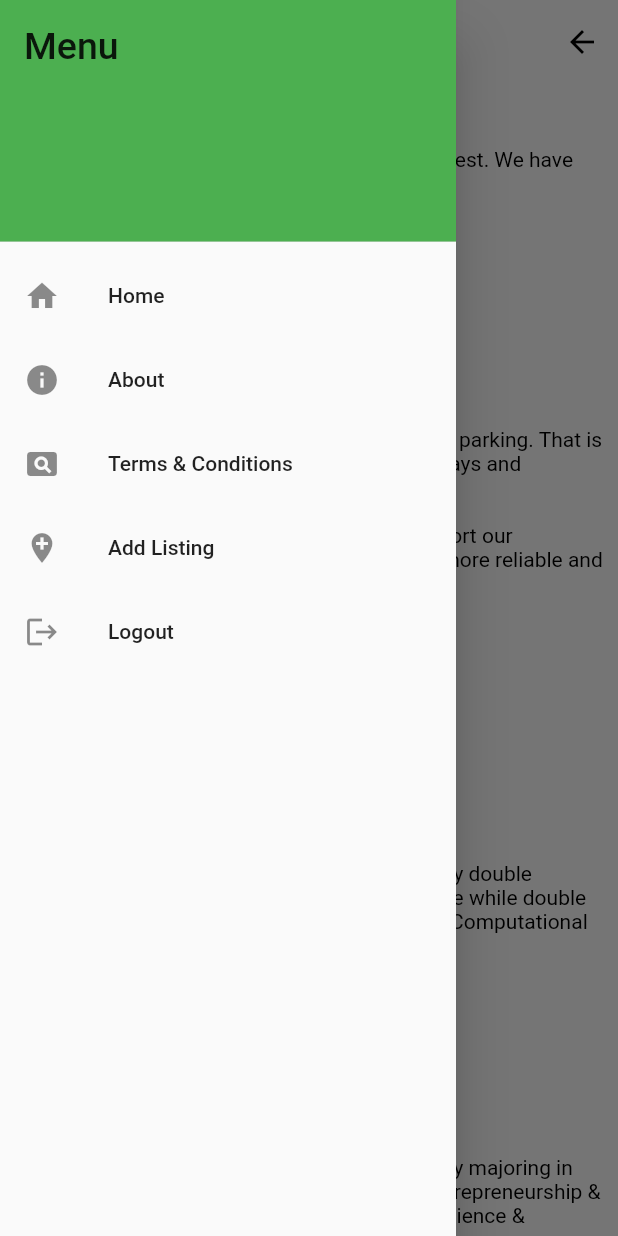
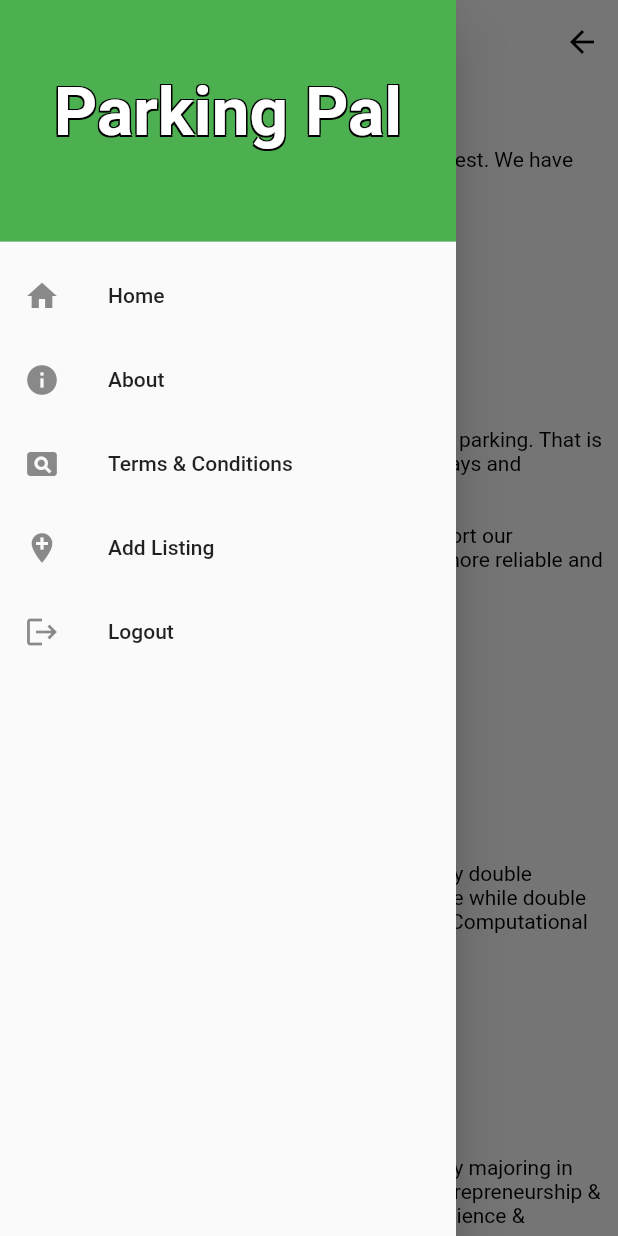
Before and after one commit to amantham20/ParkingPal, a Flutter app: the CustomDrawhome widget shown alone on an empty page, opened directly, after a tap on "About", after a tap on the "menu" icon, on a phone screen of 412 x 824 dp. Run offline on Flutter 3.47's test engine with Material 2 defaults, Android fonts, the phone set to English and light mode, and no system bars; our stand-ins replace cloud_firestore, firebase_auth, firebase_core; missing offline and left inert: dart:ffi, geoflutterfire2, latlng, map; accounts and stored records are empty.

Commit message:
menu updates

```diff
--- a/lib/comp/customdrawabout.dart
+++ b/lib/comp/customdrawabout.dart
@@ -19,6 +19,7 @@ class CustomDrawabout extends StatefulWidget {
 class _CustomDrawerState extends State<CustomDrawabout> {
   @override
   Widget build(BuildContext context) {
+    double border = 1;
     // create a custom drawer with 4 list items and a button to close the drawer on the right.
     // The drawer is closed by default and can be opened by clicking the menu button on the top left.
     // drawer will have home, about, add listing and settings
@@ -26,12 +27,36 @@ class _CustomDrawerState extends State<CustomDrawabout> {
       child: ListView(
         padding: EdgeInsets.zero,
         children: <Widget>[
-          const DrawerHeader(
-            child: Text(
-              'Menu',
-              style: TextStyle(fontSize: 25),
+          DrawerHeader(
+            child: Padding(
+              padding: const EdgeInsets.only(
+                  right: 10, left: 10, bottom: 20, top: 0),
+              child: Center(
+                child: Text(
+                  'Parking Pal',
+                  style: TextStyle(
+                      shadows: [
+                        Shadow(
+                            offset: Offset(-border, -border),
+                            color: Colors.black),
+                        Shadow(
+                            offset: Offset(border, -border),
+                            color: Colors.black),
+                        Shadow(
+                            offset: Offset(border, border),
+                            color: Colors.black),
+                        Shadow(
+                            offset: Offset(-border, border),
+                            color: Colors.black),
+                      ],
+                      fontWeight: FontWeight.bold,
+                      fontSize: 45,
+                      color: Colors.white,
+                      decorationColor: Colors.black),
+                ),
+              ),
             ),
-            decoration: BoxDecoration(
+            decoration: const BoxDecoration(
               color: Colors.green,
             ),
           ),
@@ -47,9 +72,7 @@ class _CustomDrawerState extends State<CustomDrawabout> {
           ListTile(
             leading: const Icon(Icons.info),
             title: const Text('About'),
-            onTap: (){
-
-            },
+            onTap: () {},
           ),
           ListTile(
             leading: const Icon(Icons.pageview),
--- a/lib/comp/customdrawhome.dart
+++ b/lib/comp/customdrawhome.dart
@@ -19,6 +19,7 @@ class CustomDrawhome extends StatefulWidget {
 class _CustomDrawerState extends State<CustomDrawhome> {
   @override
   Widget build(BuildContext context) {
+    double border = 1;
     // create a custom drawer with 4 list items and a button to close the drawer on the right.
     // The drawer is closed by default and can be opened by clicking the menu button on the top left.
     // drawer will have home, about, add listing and settings
@@ -26,12 +27,36 @@ class _CustomDrawerState extends State<CustomDrawhome> {
       child: ListView(
         padding: EdgeInsets.zero,
         children: <Widget>[
-          const DrawerHeader(
-            child: Text(
-              'Menu',
-              style: TextStyle(fontSize: 25),
+          DrawerHeader(
+            child: Padding(
+              padding: const EdgeInsets.only(
+                  right: 10, left: 10, bottom: 20, top: 0),
+              child: Center(
+                child: Text(
+                  'Parking Pal',
+                  style: TextStyle(
+                      shadows: [
+                        Shadow(
+                            offset: Offset(-border, -border),
+                            color: Colors.black),
+                        Shadow(
+                            offset: Offset(border, -border),
+                            color: Colors.black),
+                        Shadow(
+                            offset: Offset(border, border),
+                            color: Colors.black),
+                        Shadow(
+                            offset: Offset(-border, border),
+                            color: Colors.black),
+                      ],
+                      fontWeight: FontWeight.bold,
+                      fontSize: 45,
+                      color: Colors.white,
+                      decorationColor: Colors.black),
+                ),
+              ),
             ),
-            decoration: BoxDecoration(
+            decoration: const BoxDecoration(
               color: Colors.green,
             ),
           ),
```
Also changed, not shown: lib/comp/customdrawhometerms.dart (+30 -5 lines), lib/comp/customdrawlisting.dart (+30 -5 lines), lib/listing.dart (+4 -4 lines).
